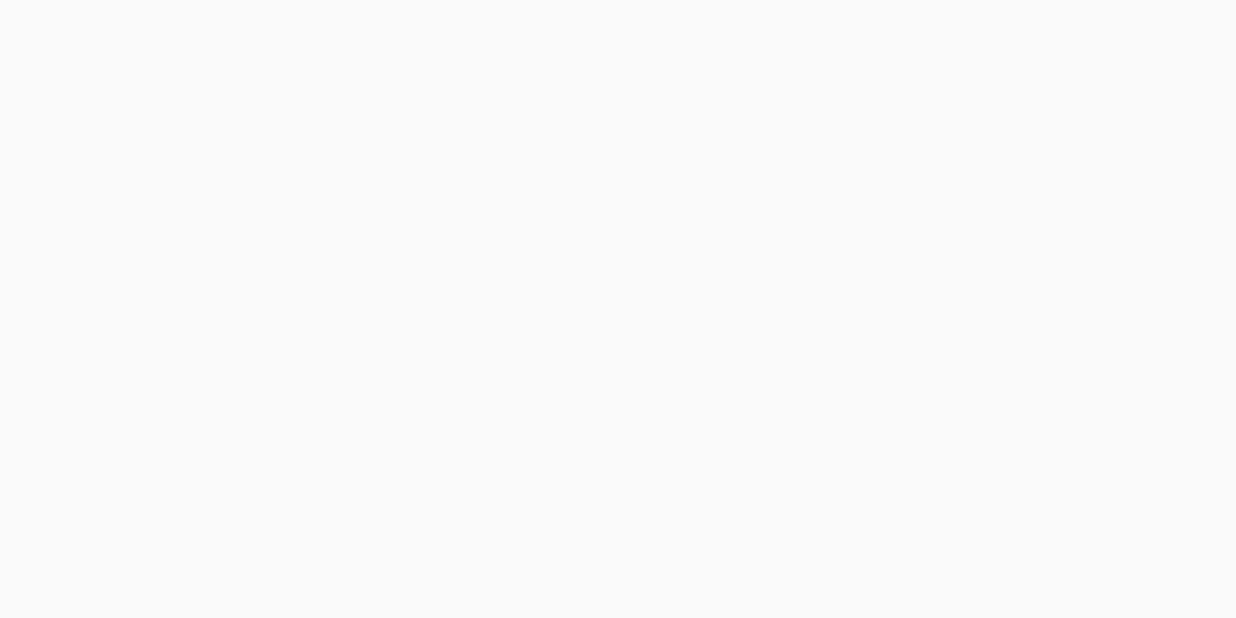
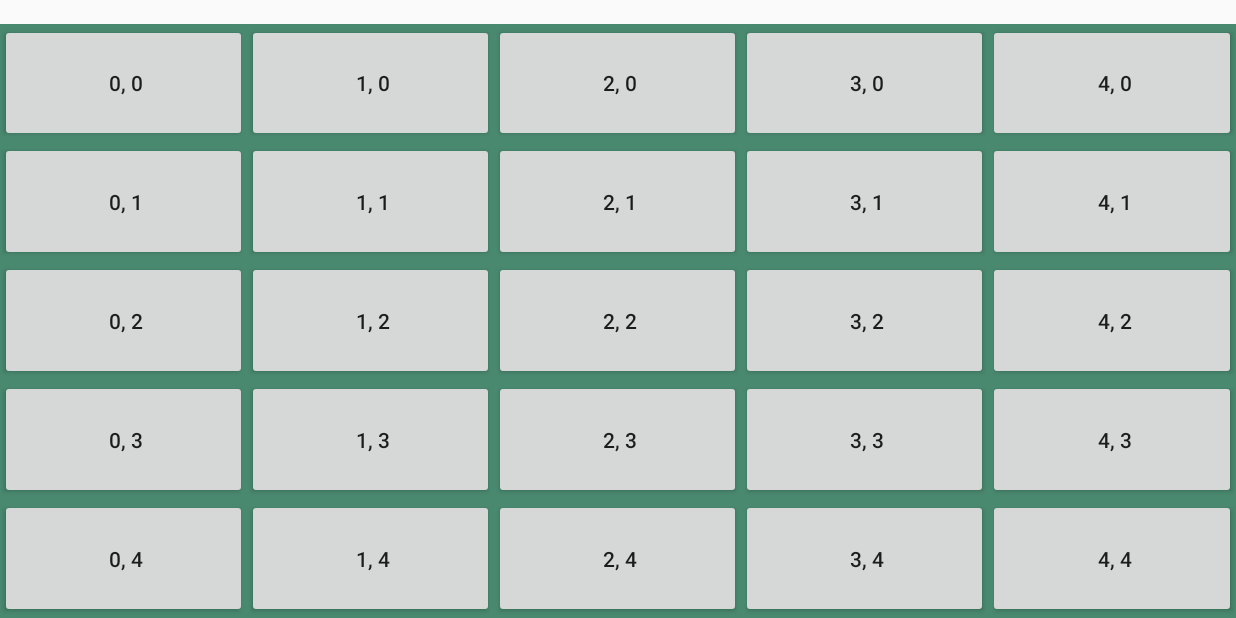
Before and after one commit to WilliamFung99/Pokemon_Mines, an Android app: the Game screen opened directly, with no data from a screen before it, on a phone screen of 824 x 412 dp (held sideways). Before the commit the screen is empty. Run offline under Robolectric (Android 15) with nearby library versions, the phone set to English and light mode, and no system bars.

Commit message:
added tutorial codes

```diff
--- a/app/src/main/java/com/example/assignment3/Game.java
+++ b/app/src/main/java/com/example/assignment3/Game.java
@@ -2,23 +2,134 @@ package com.example.assignment3;
 
 import android.content.Context;
 import android.content.Intent;
+import android.content.res.Resources;
+import android.graphics.Bitmap;
+import android.graphics.BitmapFactory;
+import android.graphics.drawable.BitmapDrawable;
+import android.os.Build;
 import android.os.Bundle;
 
 import com.google.android.material.floatingactionbutton.FloatingActionButton;
 import com.google.android.material.snackbar.Snackbar;
 
+import androidx.annotation.RequiresApi;
 import androidx.appcompat.app.AppCompatActivity;
 import androidx.appcompat.widget.Toolbar;
 
 import android.view.View;
+import android.widget.Button;
+import android.widget.TableLayout;
+import android.widget.TableRow;
+import android.widget.Toast;
 
 public class Game extends AppCompatActivity {
+
+    private static final int ROWS = 5;
+    private static final int COLUMNS = 5;
+
+    Button buttons[][] = new Button[ROWS][COLUMNS];
 
     @Override
     protected void onCreate(Bundle savedInstanceState) {
         super.onCreate(savedInstanceState);
         setContentView(R.layout.activity_game);
 
+        populatePokeballs();
+    }
+
+    private void populatePokeballs() {
+
+        TableLayout table = (TableLayout)findViewById(R.id.tableForPokeballs);
+
+        for(int r = 0; r < ROWS; r++){
+            TableRow tableRow = new TableRow(this);
+            tableRow.setLayoutParams(new TableLayout.LayoutParams(
+                    TableLayout.LayoutParams.MATCH_PARENT,
+                    TableLayout.LayoutParams.MATCH_PARENT,
+                    1.0f));
+
+
+            table.addView(tableRow);
+
+            for(int c = 0; c < COLUMNS; c++){
+
+                final int FINAL_COLUMN = c;
+                final int FINAL_ROW = r;
+
+                Button button = new Button(this);
+                button.setLayoutParams(new TableRow.LayoutParams(
+                        TableRow.LayoutParams.MATCH_PARENT,
+                        TableRow.LayoutParams.MATCH_PARENT,
+                        1.0f));
+                //button.setBackgroundResource(R.drawable.pokemon_ball);
+                button.setText(" " + c +  ", " +  r);
+
+                //make text not clip on small buttons
+                button.setPadding(0,0,0,0);
+                button.setOnClickListener(new View.OnClickListener() {
+                    @RequiresApi(api = Build.VERSION_CODES.JELLY_BEAN)
+                    @Override
+                    public void onClick(View v) {
+                        gridButtonClicked(FINAL_COLUMN, FINAL_ROW);
+
+                    }
+                });
+
+
+                tableRow.addView(button);
+                buttons[r][c] = button ;
+            }
+        }
+
+
+    }
+
+    @RequiresApi(api = Build.VERSION_CODES.JELLY_BEAN)
+    private void gridButtonClicked(int column, int row) {
+
+        Toast.makeText(this, "Button Clicked: " + column + "," + row, Toast.LENGTH_SHORT).show();
+
+        Button button = buttons[row][column];
+
+        //lock button sizes
+        lockButtonSizes();
+
+
+        //Does not scale Image
+        //button.setBackgroundResource(R.drawable.pokemon_ball);
+
+        //Scale Image to button
+
+        int newWidth = button.getWidth();
+        int newHeigt = button.getHeight();
+        Bitmap originalBitmap = BitmapFactory.decodeResource(getResources(),R.drawable.pokemon_ball);
+        Bitmap scaleBitmap = Bitmap.createScaledBitmap(originalBitmap,newWidth,newHeigt,true);
+        Resources resource = getResources();
+        button.setBackground(new BitmapDrawable(resource,scaleBitmap));
+
+        //change text on button
+        button.setText("" + column);
+
+
+    }
+
+    private void lockButtonSizes() {
+        for(int r = 0; r < ROWS; r++){
+            for(int c = 0; c < COLUMNS; c++){
+                Button button = buttons[r][c];
+
+                int width = button.getWidth();
+                button.setMinWidth(width);
+                button.setMaxWidth(width);
+
+                int height = button.getHeight();
+                button.setMinHeight(height);
+                button.setMaxHeight(height);
+
+
+
+            }
+        }
     }
 
     public static Intent makeIntentForGame(Context context){
--- a/app/src/main/res/layout/content_game.xml
+++ b/app/src/main/res/layout/content_game.xml
@@ -8,4 +8,16 @@
     tools:context=".Game"
     tools:showIn="@layout/activity_game">
 
+    <TableLayout
+        android:id="@+id/tableForPokeballs"
+        android:layout_width="match_parent"
+        android:layout_height="match_parent"
+        android:layout_marginTop="16dp"
+        android:stretchColumns="*"
+        android:background="@color/colorGreen"
+        app:layout_constraintEnd_toEndOf="parent"
+        app:layout_constraintStart_toStartOf="parent"
+        app:layout_constraintTop_toTopOf="parent">
+
+    </TableLayout>
 </androidx.constraintlayout.widget.ConstraintLayout>
```
Also changed, not shown: 1 other file.
